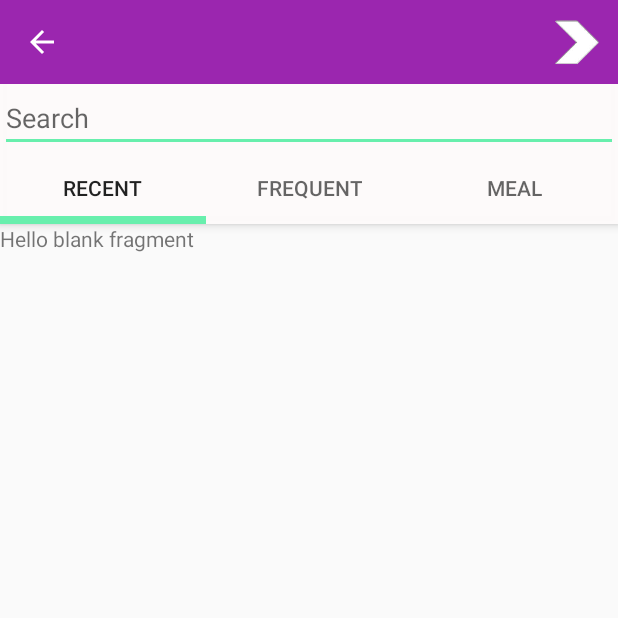
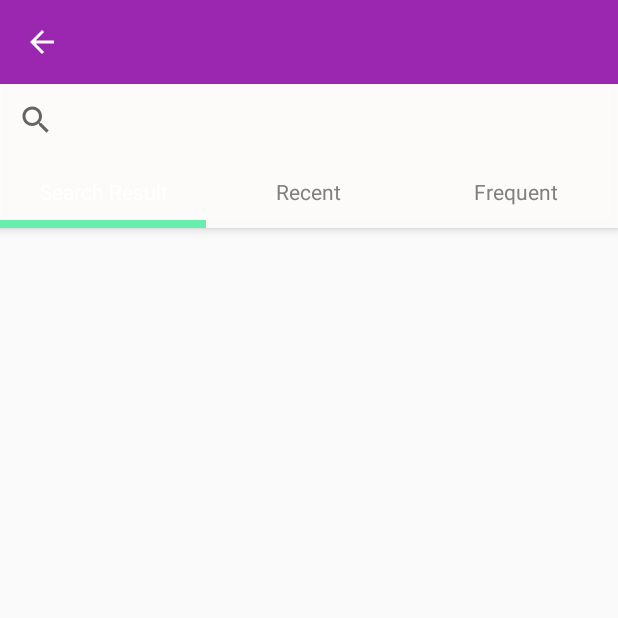
Before and after one commit to shafaghs/MyFitnessHealthApplication, an Android app: the AddItemInfo screen opened directly, with no data from a screen before it, on a phone screen of 412 x 824 dp, the top half of it. Run offline under Robolectric (Android 15) with nearby library versions, the phone set to English and light mode, and no system bars.

Commit message:
update mostly on serachItem part

```diff
--- a/app/src/main/java/com/shafagh/myfitnesshealthapplication/Frequent.java
+++ /dev/null
@@ -1,23 +0,0 @@
-package com.shafagh.myfitnesshealthapplication;
-
-import android.content.Context;
-import android.net.Uri;
-import android.os.Bundle;
-import android.support.v4.app.Fragment;
-import android.view.LayoutInflater;
-import android.view.View;
-import android.view.ViewGroup;
-
-public class Frequent extends Fragment {
-
-    public Frequent() {
-        // Required empty public constructor
-    }
-
-    @Override
-    public View onCreateView(LayoutInflater inflater, ViewGroup container,
-                             Bundle savedInstanceState) {
-        // Inflate the layout for this fragment
-        return inflater.inflate(R.layout.fragment_frequent, container, false);
-    }
-}
--- a/app/src/main/java/com/shafagh/myfitnesshealthapplication/AddItemInfo.java
+++ b/app/src/main/java/com/shafagh/myfitnesshealthapplication/serachItem/AddItemInfo.java
@@ -1,5 +1,6 @@
-package com.shafagh.myfitnesshealthapplication;
+package com.shafagh.myfitnesshealthapplication.serachItem;
 
+import android.content.Context;
 import android.content.Intent;
 import android.os.Bundle;
 import android.support.design.widget.TabLayout;
@@ -10,20 +11,29 @@ import android.support.v4.app.NavUtils;
 import android.support.v4.view.ViewPager;
 import android.support.v7.app.AppCompatActivity;
 import android.support.v7.widget.Toolbar;
+import android.util.Log;
 import android.view.Menu;
 import android.view.MenuItem;
-
+import android.view.View;
+import android.widget.SearchView;
+import com.shafagh.myfitnesshealthapplication.Meal;
+import com.shafagh.myfitnesshealthapplication.R;
+import com.shafagh.myfitnesshealthapplication.Recent;
 import java.util.ArrayList;
 import java.util.List;
 
 public class AddItemInfo extends AppCompatActivity {
-
-    private Toolbar toolbar;
-    private TabLayout tabLayout;
-    private ViewPager viewPager;
+    private String searchKey;
+    private SearchView searchView;
+    private View rootView;
+    private Context ctx;
 
     @Override
     protected void onCreate(Bundle savedInstanceState) {
+        Toolbar toolbar;
+        TabLayout tabLayout;
+        ViewPager viewPager;
+
         super.onCreate(savedInstanceState);
         setContentView(R.layout.activity_add_item_info);
 
@@ -36,22 +46,47 @@ public class AddItemInfo extends AppCompatActivity {
         tabLayout = (TabLayout) findViewById(R.id.tabs);
         tabLayout.setupWithViewPager(viewPager);
 
+        if(getSupportActionBar() != null){
+            getSupportActionBar().setHomeButtonEnabled(true);
+            getSupportActionBar().setDisplayHomeAsUpEnabled(true);
+        }
 
-        getSupportActionBar().setHomeButtonEnabled(true);
-        getSupportActionBar().setDisplayHomeAsUpEnabled(true);
+        //searchView complete
+        rootView = findViewById(android.R.id.content);
+        ctx = this.getApplicationContext();
+        searchView = (SearchView) findViewById(R.id.search_food);
+        searchView.setOnQueryTextListener(new SearchView.OnQueryTextListener( ) {
+            @Override
+            public boolean onQueryTextChange( String newText ) {
+                searchKey = searchView.getQuery().toString();
+                Log.i("searchKey",searchKey);
+                if (searchKey != null) {
+                    SearchBgTask bgTask = new SearchBgTask(ctx, rootView);
+                    bgTask.execute(searchKey);
+                }
+                return false;
+            }
+
+            @Override
+            public boolean   onQueryTextSubmit(String query) {
+                return true;
+            }
+        });
+        //search End
+
     }
 
     @Override
     public boolean onPrepareOptionsMenu(final Menu menu) {
-        getMenuInflater().inflate(R.menu.menu_main, menu);
+       // getMenuInflater().inflate(R.menu.menu_main, menu);
         return true;
     }
 
     private void setupViewPager(ViewPager viewPager) {
         ViewPagerAdapter adapter = new ViewPagerAdapter(getSupportFragmentManager());
+        adapter.addFragment(new Frequent(), "Search Result");
         adapter.addFragment(new Recent(), "Recent");
-        adapter.addFragment(new Frequent(), "Frequent");
-        adapter.addFragment(new Meal(), "Meal");
+        adapter.addFragment(new Meal(), "Frequent");
         viewPager.setAdapter(adapter);
     }
 
--- /dev/null
+++ b/app/src/main/java/com/shafagh/myfitnesshealthapplication/serachItem/Frequent.java
@@ -0,0 +1,43 @@
+package com.shafagh.myfitnesshealthapplication.serachItem;
+
+import android.content.Intent;
+import android.os.Bundle;
+import android.support.v4.app.Fragment;
+import android.view.LayoutInflater;
+import android.view.View;
+import android.view.ViewGroup;
+import android.widget.AdapterView;
+import android.widget.ListView;
+import android.widget.TextView;
+import com.shafagh.myfitnesshealthapplication.R;
+
+public class Frequent extends Fragment {
+
+    public Frequent() {
+        // Required empty public constructor
+    }
+
+    @Override
+    public View onCreateView(LayoutInflater inflater, ViewGroup container,
+                             Bundle savedInstanceState) {
+
+        View rootView = inflater.inflate(R.layout.fragment_frequent, container, false);
+        ListView listView = (ListView) rootView.findViewById(R.id.res);
+        listView.setOnItemClickListener(new AdapterView.OnItemClickListener(){
+            @Override
+            public void onItemClick(AdapterView<?> adapterView, View view, int i, long l) {
+                Bundle bundle = new Bundle();
+                String itemName= ((TextView) view.findViewById(R.id.name)).getText().toString();
+                bundle.putString("itemName",itemName);
+                String servingSize= ((TextView) view.findViewById(R.id.unit)).getText().toString();
+                bundle.putString("servingSize",servingSize);
+                String calories= ((TextView) view.findViewById(R.id.calories)).getText().toString();
+                bundle.putString("calories",calories);
+                Intent myIntent = new Intent(getActivity(), DetailItemInfo.class);
+                myIntent.putExtras(bundle);
+                getActivity().startActivity(myIntent);
+            }
+        });
+        return rootView;
+    }
+}
--- /dev/null
+++ b/app/src/main/res/drawable/list_selector_style.xml
@@ -0,0 +1,6 @@
+<?xml version="1.0" encoding="utf-8"?>
+<selector xmlns:android="http://schemas.android.com/apk/res/android">
+
+    <item android:drawable="@color/lightPurple" android:state_selected="true" />
+
+</selector>
--- a/app/src/main/res/layout/activity_add_item_info.xml
+++ b/app/src/main/res/layout/activity_add_item_info.xml
@@ -16,12 +16,16 @@
                 layout="@layout/app_bar">
             </include>
 
-            <EditText
+            <SearchView
+                android:id="@+id/search_food"
                 android:layout_width="match_parent"
-                android:layout_height="wrap_content"
-                android:hint="Search" />
+                android:layout_height="wrap_content">
+            <requestFocus />
+            </SearchView>
+
 
             <android.support.design.widget.TabLayout
+                app:tabTextAppearance="@android:style/TextAppearance.Widget.TabWidget"
                 android:id="@+id/tabs"
                 android:layout_width="match_parent"
                 android:layout_height="wrap_content"
--- a/app/src/main/res/layout/fragment_frequent.xml
+++ b/app/src/main/res/layout/fragment_frequent.xml
@@ -2,12 +2,12 @@
     xmlns:tools="http://schemas.android.com/tools"
     android:layout_width="match_parent"
     android:layout_height="match_parent"
-    tools:context="com.shafagh.myfitnesshealthapplication.Frequent">
+    tools:context=".serachItem.Frequent">
 
     <!-- TODO: Update blank fragment layout -->
-    <TextView
+    <ListView
+        android:id="@+id/res"
         android:layout_width="match_parent"
-        android:layout_height="match_parent"
-        android:text="@string/hello_blank_fragment" />
+        android:layout_height="wrap_content"/>
 
 </FrameLayout>
--- a/app/src/main/res/menu/menu_main.xml
+++ b/app/src/main/res/menu/menu_main.xml
@@ -1,12 +1,5 @@
 <?xml version="1.0" encoding="utf-8"?>
 <menu xmlns:android="http://schemas.android.com/apk/res/android"
-    xmlns:app="http://schemas.android.com/apk/res-auto"
-    >
-    <item
-        android:id="@+id/menu_pre"
-        android:title="Next"
-        android:orderInCategory="200"
-        app:showAsAction="always"
-        android:icon="@drawable/next">
-    </item>
+    xmlns:app="http://schemas.android.com/apk/res-auto">
+
   </menu>
```
Also changed, not shown: app/src/main/AndroidManifest.xml (+8 -1 lines), app/src/main/java/com/shafagh/myfitnesshealthapplication/Dairy.java (+3 -9 lines), app/src/main/java/com/shafagh/myfitnesshealthapplication/serachItem/DetailItemInfo.java (added, +51 -0 lines), app/src/main/java/com/shafagh/myfitnesshealthapplication/serachItem/ItemAdapter.java (added, +63 -0 lines), app/src/main/java/com/shafagh/myfitnesshealthapplication/serachItem/ItemInfo.java (added, +39 -0 lines), app/src/main/java/com/shafagh/myfitnesshealthapplication/serachItem/SearchBgTask.java (added, +108 -0 lines), app/src/main/res/layout/activity_log_in.xml (+20 -3 lines), app/src/main/res/layout/detail_item_infromation.xml (added, +105 -0 lines), app/src/main/res/layout/row_layout.xml (added, +32 -0 lines), app/src/main/res/layout/submit_title.xml (deleted, +0 -28 lines).
